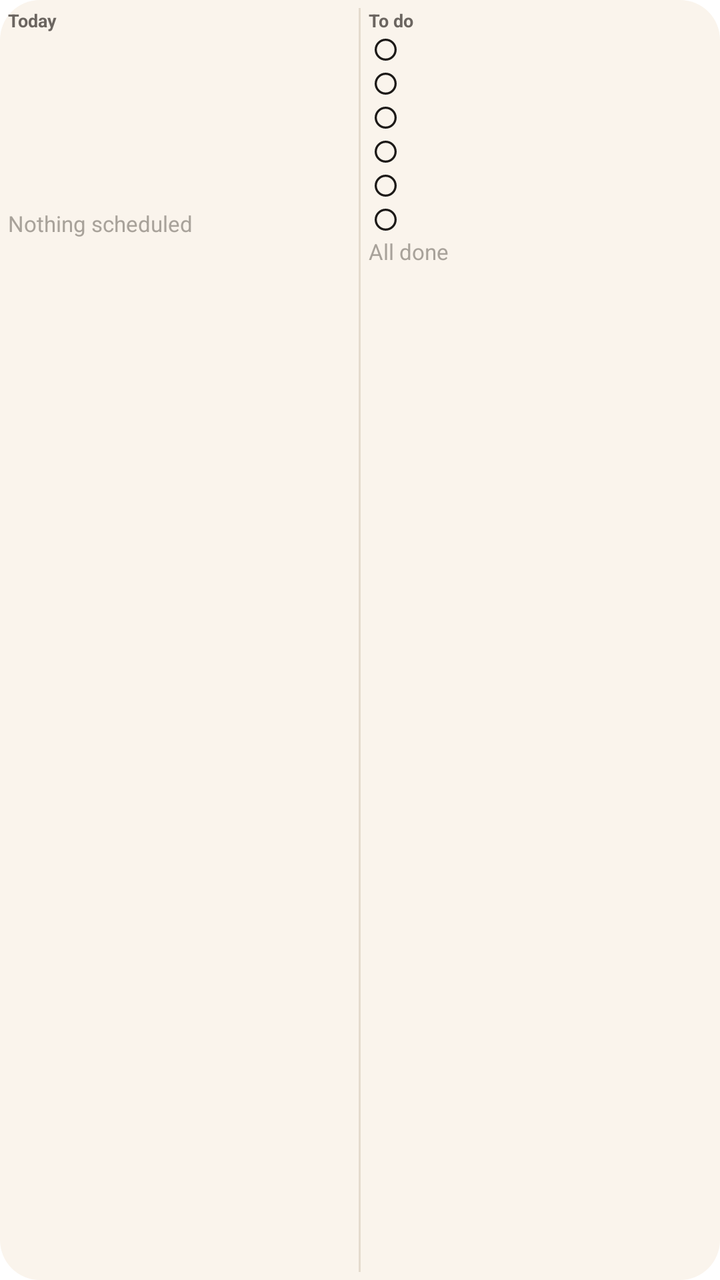
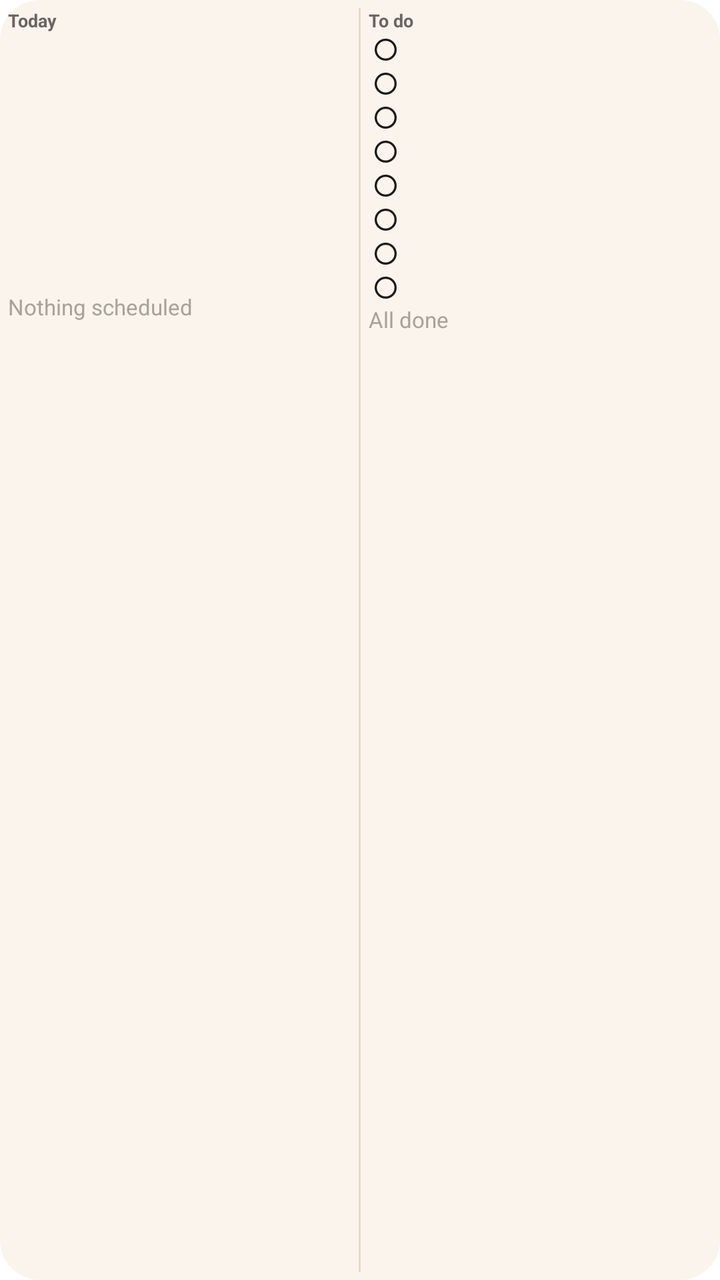

The first picture is an Android layout as it rendered before a commit; the second is the same layout after the commit. The layout source and the unified diff follow.
<!-- AndroidManifest.xml: fallback theme Theme.MaterialComponents.DayNight.NoActionBar -->
<!-- res/layout/seedling_widget.xml -->
<?xml version="1.0" encoding="utf-8"?>
<LinearLayout xmlns:android="http://schemas.android.com/apk/res/android"
    android:id="@+id/widget_root"
    android:layout_width="match_parent"
    android:layout_height="match_parent"
    android:orientation="horizontal"
    android:background="@drawable/seedling_widget_background"
    android:padding="4dp">

    <LinearLayout
        android:layout_width="0dp"
        android:layout_height="match_parent"
        android:layout_weight="1"
        android:orientation="vertical">

        <TextView
            android:layout_width="wrap_content"
            android:layout_height="wrap_content"
            android:text="Today"
            android:textSize="9sp"
            android:textStyle="bold"
            android:textColor="@color/seedling_muted" />

                <LinearLayout
                    android:id="@+id/event_0"
                    android:layout_width="match_parent"
                    android:layout_height="wrap_content"
                    android:orientation="horizontal">
                    <TextView
                        android:id="@+id/event_time_0"
                        android:layout_width="32dp"
                        android:layout_height="wrap_content"
                        android:textSize="9sp"
                        android:textColor="@color/seedling_muted" />
                    <TextView
                        android:id="@+id/event_title_0"
                        android:layout_width="match_parent"
                        android:layout_height="wrap_content"
                        android:maxLines="1"
                        android:ellipsize="end"
                        android:textSize="11sp"
                        android:textColor="@color/seedling_ink" />
                </LinearLayout>
                <LinearLayout
                    android:id="@+id/event_1"
                    android:layout_width="match_parent"
                    android:layout_height="wrap_content"
                    android:orientation="horizontal">
                    <TextView
                        android:id="@+id/event_time_1"
                        android:layout_width="32dp"
                        android:layout_height="wrap_content"
                        android:textSize="9sp"
                        android:textColor="@color/seedling_muted" />
                    <TextView
                        android:id="@+id/event_title_1"
                        android:layout_width="match_parent"
                        android:layout_height="wrap_content"
                        android:maxLines="1"
                        android:ellipsize="end"
                        android:textSize="11sp"
                        android:textColor="@color/seedling_ink" />
                </LinearLayout>
                <LinearLayout
                    android:id="@+id/event_2"
                    android:layout_width="match_parent"
                    android:layout_height="wrap_content"
                    android:orientation="horizontal">
                    <TextView
                        android:id="@+id/event_time_2"
                        android:layout_width="32dp"
                        android:layout_height="wrap_content"
                        android:textSize="9sp"
                        android:textColor="@color/seedling_muted" />
                    <TextView
                        android:id="@+id/event_title_2"
                        android:layout_width="match_parent"
                        android:layout_height="wrap_content"
                        android:maxLines="1"
                        android:ellipsize="end"
                        android:textSize="11sp"
                        android:textColor="@color/seedling_ink" />
                </LinearLayout>
                <LinearLayout
                    android:id="@+id/event_3"
                    android:layout_width="match_parent"
                    android:layout_height="wrap_content"
                    android:orientation="horizontal">
                    <TextView
                        android:id="@+id/event_time_3"
                        android:layout_width="32dp"
                        android:layout_height="wrap_content"
                        android:textSize="9sp"
                        android:textColor="@color/seedling_muted" />
                    <TextView
                        android:id="@+id/event_title_3"
                        android:layout_width="match_parent"
                        android:layout_height="wrap_content"
                        android:maxLines="1"
                        android:ellipsize="end"
                        android:textSize="11sp"
                        android:textColor="@color/seedling_ink" />
                </LinearLayout>
                <LinearLayout
                    android:id="@+id/event_4"
                    android:layout_width="match_parent"
                    android:layout_height="wrap_content"
                    android:orientation="horizontal">
                    <TextView
                        android:id="@+id/event_time_4"
                        android:layout_width="32dp"
                        android:layout_height="wrap_content"
                        android:textSize="9sp"
                        android:textColor="@color/seedling_muted" />
                    <TextView
                        android:id="@+id/event_title_4"
                        android:layout_width="match_parent"
                        android:layout_height="wrap_content"
                        android:maxLines="1"
                        android:ellipsize="end"
                        android:textSize="11sp"
                        android:textColor="@color/seedling_ink" />
                </LinearLayout>
                <LinearLayout
                    android:id="@+id/event_5"
                    android:layout_width="match_parent"
                    android:layout_height="wrap_content"
                    android:orientation="horizontal">
                    <TextView
                        android:id="@+id/event_time_5"
                        android:layout_width="32dp"
                        android:layout_height="wrap_content"
                        android:textSize="9sp"
                        android:textColor="@color/seedling_muted" />
                    <TextView
                        android:id="@+id/event_title_5"
                        android:layout_width="match_parent"
                        android:layout_height="wrap_content"
                        android:maxLines="1"
                        android:ellipsize="end"
                        android:textSize="11sp"
                        android:textColor="@color/seedling_ink" />
                </LinearLayout>
        <TextView
            android:id="@+id/events_empty"
            android:layout_width="wrap_content"
            android:layout_height="wrap_content"
            android:text="Nothing scheduled"
            android:textSize="11sp"
            android:textColor="@color/seedling_faint" />
        <TextView
            android:id="@+id/events_more"
            android:layout_width="wrap_content"
            android:layout_height="wrap_content"
            android:textSize="9sp"
            android:textColor="@color/seedling_faint" />
    </LinearLayout>

    <View
        android:layout_width="1dp"
        android:layout_height="match_parent"
        android:layout_marginStart="4dp"
        android:layout_marginEnd="4dp"
        android:background="@color/seedling_rule" />

    <LinearLayout
        android:layout_width="0dp"
        android:layout_height="match_parent"
        android:layout_weight="1"
        android:orientation="vertical">

        <TextView
            android:layout_width="wrap_content"
            android:layout_height="wrap_content"
            android:text="To do"
            android:textSize="9sp"
            android:textStyle="bold"
            android:textColor="@color/seedling_muted" />

                <LinearLayout
                    android:id="@+id/task_0"
                    android:layout_width="match_parent"
                    android:layout_height="wrap_content"
                    android:orientation="horizontal"
                    android:gravity="center_vertical">
                    <ImageView
                        android:id="@+id/task_box_0"
                        android:layout_width="17dp"
                        android:layout_height="17dp"
                        android:padding="3dp"
                        android:src="@drawable/seedling_checkbox"
                        android:contentDescription="@string/seedling_widget_description" />
                    <TextView
                        android:id="@+id/task_title_0"
                        android:layout_width="match_parent"
                        android:layout_height="wrap_content"
                        android:layout_marginStart="3dp"
                        android:maxLines="1"
                        android:ellipsize="end"
                        android:textSize="11sp"
                        android:textColor="@color/seedling_ink" />
                </LinearLayout>
                <LinearLayout
                    android:id="@+id/task_1"
                    android:layout_width="match_parent"
                    android:layout_height="wrap_content"
                    android:orientation="horizontal"
                    android:gravity="center_vertical">
                    <ImageView
                        android:id="@+id/task_box_1"
                        android:layout_width="17dp"
                        android:layout_height="17dp"
                        android:padding="3dp"
                        android:src="@drawable/seedling_checkbox"
                        android:contentDescription="@string/seedling_widget_description" />
                    <TextView
                        android:id="@+id/task_title_1"
                        android:layout_width="match_parent"
                        android:layout_height="wrap_content"
                        android:layout_marginStart="3dp"
                        android:maxLines="1"
                        android:ellipsize="end"
                        android:textSize="11sp"
                        android:textColor="@color/seedling_ink" />
                </LinearLayout>
                <LinearLayout
                    android:id="@+id/task_2"
                    android:layout_width="match_parent"
                    android:layout_height="wrap_content"
                    android:orientation="horizontal"
                    android:gravity="center_vertical">
                    <ImageView
                        android:id="@+id/task_box_2"
                        android:layout_width="17dp"
                        android:layout_height="17dp"
                        android:padding="3dp"
                        android:src="@drawable/seedling_checkbox"
                        android:contentDescription="@string/seedling_widget_description" />
                    <TextView
                        android:id="@+id/task_title_2"
                        android:layout_width="match_parent"
                        android:layout_height="wrap_content"
                        android:layout_marginStart="3dp"
                        android:maxLines="1"
                        android:ellipsize="end"
                        android:textSize="11sp"
                        android:textColor="@color/seedling_ink" />
                </LinearLayout>
                <LinearLayout
                    android:id="@+id/task_3"
                    android:layout_width="match_parent"
                    android:layout_height="wrap_content"
                    android:orientation="horizontal"
                    android:gravity="center_vertical">
                    <ImageView
                        android:id="@+id/task_box_3"
                        android:layout_width="17dp"
                        android:layout_height="17dp"
                        android:padding="3dp"
                        android:src="@drawable/seedling_checkbox"
                        android:contentDescription="@string/seedling_widget_description" />
                    <TextView
                        android:id="@+id/task_title_3"
                        android:layout_width="match_parent"
                        android:layout_height="wrap_content"
                        android:layout_marginStart="3dp"
                        android:maxLines="1"
                        android:ellipsize="end"
                        android:textSize="11sp"
                        android:textColor="@color/seedling_ink" />
                </LinearLayout>
                <LinearLayout
                    android:id="@+id/task_4"
                    android:layout_width="match_parent"
                    android:layout_height="wrap_content"
                    android:orientation="horizontal"
                    android:gravity="center_vertical">
                    <ImageView
                        android:id="@+id/task_box_4"
                        android:layout_width="17dp"
                        android:layout_height="17dp"
                        android:padding="3dp"
                        android:src="@drawable/seedling_checkbox"
                        android:contentDescription="@string/seedling_widget_description" />
                    <TextView
                        android:id="@+id/task_title_4"
                        android:layout_width="match_parent"
                        android:layout_height="wrap_content"
                        android:layout_marginStart="3dp"
                        android:maxLines="1"
                        android:ellipsize="end"
                        android:textSize="11sp"
                        android:textColor="@color/seedling_ink" />
                </LinearLayout>
                <LinearLayout
                    android:id="@+id/task_5"
                    android:layout_width="match_parent"
                    android:layout_height="wrap_content"
                    android:orientation="horizontal"
                    android:gravity="center_vertical">
                    <ImageView
                        android:id="@+id/task_box_5"
                        android:layout_width="17dp"
                        android:layout_height="17dp"
                        android:padding="3dp"
                        android:src="@drawable/seedling_checkbox"
                        android:contentDescription="@string/seedling_widget_description" />
                    <TextView
                        android:id="@+id/task_title_5"
                        android:layout_width="match_parent"
                        android:layout_height="wrap_content"
                        android:layout_marginStart="3dp"
                        android:maxLines="1"
                        android:ellipsize="end"
                        android:textSize="11sp"
                        android:textColor="@color/seedling_ink" />
                </LinearLayout>
        <TextView
            android:id="@+id/tasks_empty"
            android:layout_width="wrap_content"
            android:layout_height="wrap_content"
            android:text="All done"
            android:textSize="11sp"
            android:textColor="@color/seedling_faint" />
        <TextView
            android:id="@+id/tasks_more"
            android:layout_width="wrap_content"
            android:layout_height="wrap_content"
            android:textSize="9sp"
            android:textColor="@color/seedling_faint" />
    </LinearLayout>
</LinearLayout>
<!-- resources referenced by this layout -->
<resources>
  <color name="seedling_faint">#A8A29A</color>
  <color name="seedling_ink">#1C1917</color>
  <color name="seedling_muted">#6B6560</color>
  <color name="seedling_rule">#E4DBCE</color>
  <!-- drawable seedling_checkbox (drawable) -->
  <?xml version="1.0" encoding="utf-8"?>
  <shape xmlns:android="http://schemas.android.com/apk/res/android"
      android:shape="oval">
      <stroke android:width="2dp" android:color="@color/seedling_ink" />
      <solid android:color="@android:color/transparent" />
      <size android:width="20dp" android:height="20dp" />
  </shape>
  <!-- drawable seedling_widget_background (drawable) -->
  <?xml version="1.0" encoding="utf-8"?>
  <shape xmlns:android="http://schemas.android.com/apk/res/android"
      android:shape="rectangle">
      <solid android:color="@color/seedling_paper" />
      <corners android:radius="20dp" />
  </shape>
  <string name="seedling_widget_description">Today: your appointments and what is left to do.</string>
  <color name="seedling_paper">#FAF4EC</color>
</resources>

<!-- the commit's change to res/layout/seedling_widget.xml (unified diff, before → after) -->
@@ -21,6 +21,13 @@
             android:textStyle="bold"
             android:textColor="@color/seedling_muted" />
 
+        <TextView
+            android:id="@+id/events_before"
+            android:layout_width="wrap_content"
+            android:layout_height="wrap_content"
+            android:textSize="9sp"
+            android:textColor="@color/seedling_faint" />
+
                 <LinearLayout
                     android:id="@+id/event_0"
                     android:layout_width="match_parent"
@@ -134,6 +141,46 @@
                         android:textColor="@color/seedling_muted" />
                     <TextView
                         android:id="@+id/event_title_5"
+                        android:layout_width="match_parent"
+                        android:layout_height="wrap_content"
+                        android:maxLines="1"
+                        android:ellipsize="end"
+                        android:textSize="11sp"
+                        android:textColor="@color/seedling_ink" />
+                </LinearLayout>
+                <LinearLayout
+                    android:id="@+id/event_6"
+                    android:layout_width="match_parent"
+                    android:layout_height="wrap_content"
+                    android:orientation="horizontal">
+                    <TextView
+                        android:id="@+id/event_time_6"
+                        android:layout_width="32dp"
+                        android:layout_height="wrap_content"
+                        android:textSize="9sp"
+                        android:textColor="@color/seedling_muted" />
+                    <TextView
+                        android:id="@+id/event_title_6"
+                        android:layout_width="match_parent"
+                        android:layout_height="wrap_content"
+                        android:maxLines="1"
+                        android:ellipsize="end"
+                        android:textSize="11sp"
+                        android:textColor="@color/seedling_ink" />
+                </LinearLayout>
+                <LinearLayout
+                    android:id="@+id/event_7"
+                    android:layout_width="match_parent"
+                    android:layout_height="wrap_content"
+                    android:orientation="horizontal">
+                    <TextView
+                        android:id="@+id/event_time_7"
+                        android:layout_width="32dp"
+                        android:layout_height="wrap_content"
+                        android:textSize="9sp"
+                        android:textColor="@color/seedling_muted" />
+                    <TextView
+                        android:id="@+id/event_title_7"
                         android:layout_width="match_parent"
                         android:layout_height="wrap_content"
                         android:maxLines="1"
@@ -315,6 +362,52 @@
                         android:textSize="11sp"
                         android:textColor="@color/seedling_ink" />
                 </LinearLayout>
+                <LinearLayout
+                    android:id="@+id/task_6"
+                    android:layout_width="match_parent"
+                    android:layout_height="wrap_content"
+                    android:orientation="horizontal"
+                    android:gravity="center_vertical">
+                    <ImageView
+                        android:id="@+id/task_box_6"
+                        android:layout_width="17dp"
+                        android:layout_height="17dp"
+                        android:padding="3dp"
+                        android:src="@drawable/seedling_checkbox"
+                        android:contentDescription="@string/seedling_widget_description" />
+                    <TextView
+                        android:id="@+id/task_title_6"
+                        android:layout_width="match_parent"
+                        android:layout_height="wrap_content"
+                        android:layout_marginStart="3dp"
+                        android:maxLines="1"
+                        android:ellipsize="end"
+                        android:textSize="11sp"
+                        android:textColor="@color/seedling_ink" />
+                </LinearLayout>
+                <LinearLayout
+                    android:id="@+id/task_7"
+                    android:layout_width="match_parent"
+                    android:layout_height="wrap_content"
+                    android:orientation="horizontal"
+                    android:gravity="center_vertical">
+                    <ImageView
+                        android:id="@+id/task_box_7"
+                        android:layout_width="17dp"
+                        android:layout_height="17dp"
+                        android:padding="3dp"
+                        android:src="@drawable/seedling_checkbox"
+                        android:contentDescription="@string/seedling_widget_description" />
+                    <TextView
+                        android:id="@+id/task_title_7"
+                        android:layout_width="match_parent"
+                        android:layout_height="wrap_content"
+                        android:layout_marginStart="3dp"
+                        android:maxLines="1"
+                        android:ellipsize="end"
+                        android:textSize="11sp"
+                        android:textColor="@color/seedling_ink" />
+                </LinearLayout>
         <TextView
             android:id="@+id/tasks_empty"
             android:layout_width="wrap_content"
